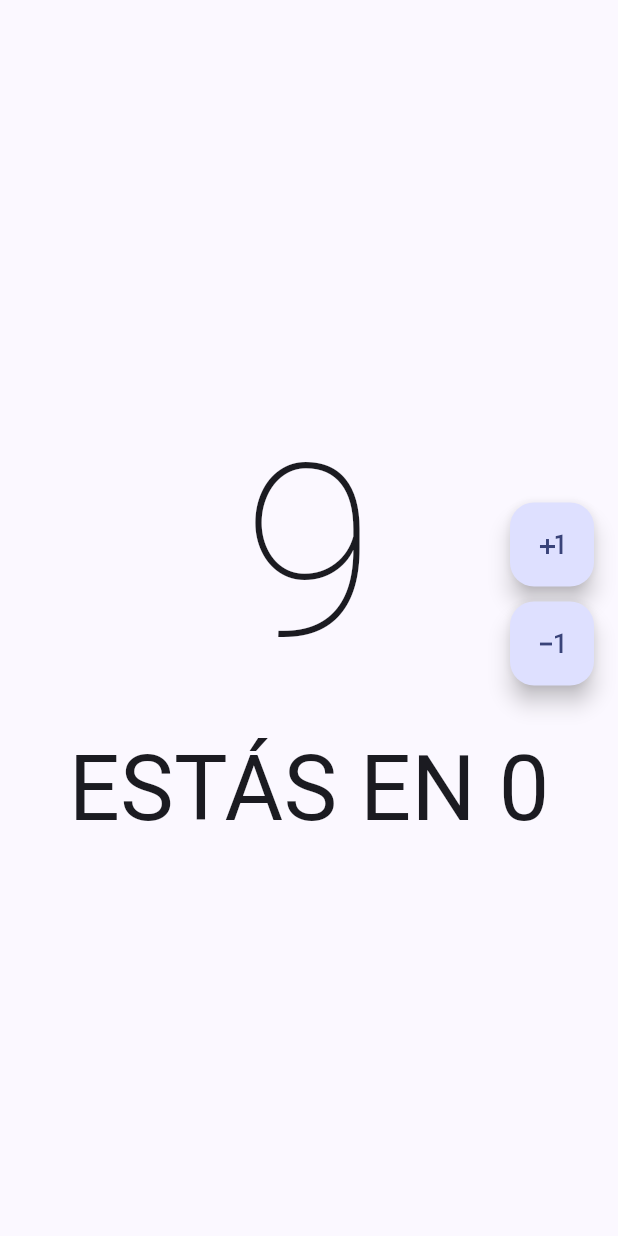
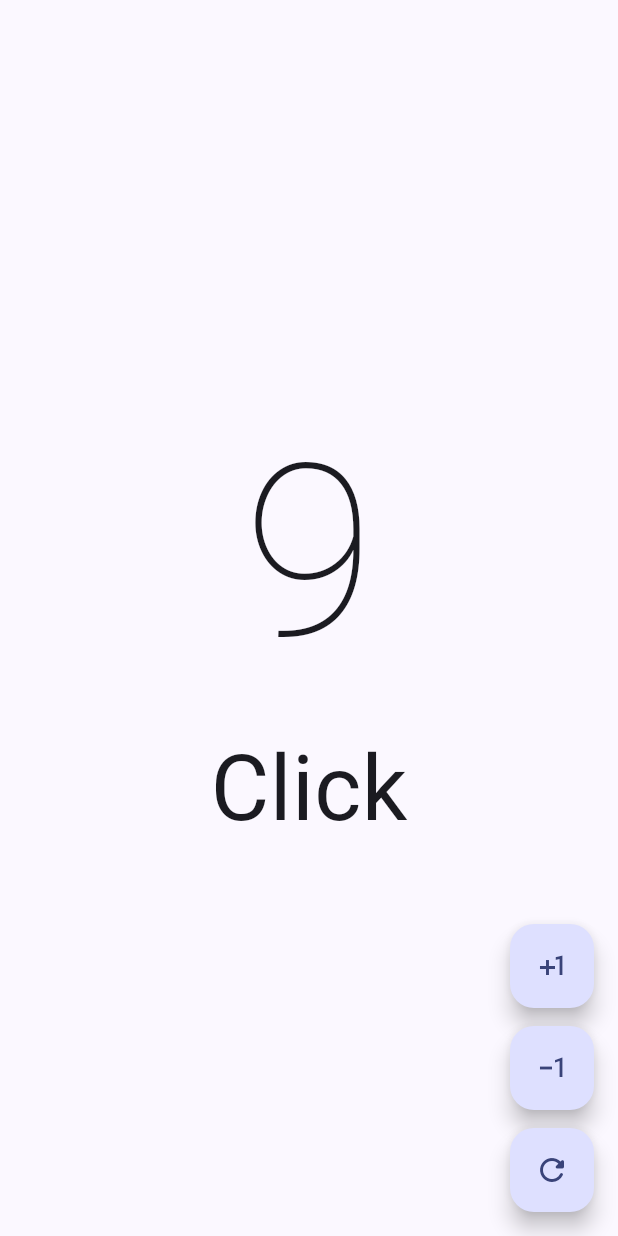
Before and after one commit to Guillermo-CM/counterApp, a Flutter app: the screen it shows after launch, after a tap on the "exposure minus 1" icon, on a phone screen of 412 x 824 dp. Run offline on Flutter 3.47's test engine with Material 2 defaults, Android fonts, the phone set to English and light mode, and no system bars.

Commit message:
Update: "Add Reset button"

```diff
--- a/lib/presentation/screens/counter/counter_screen.dart
+++ b/lib/presentation/screens/counter/counter_screen.dart
@@ -6,7 +6,7 @@ class Counter extends StatefulWidget {
 }
 class _CounterState extends State<Counter> {
   int countador = 10;
-  String textito = "Clicks";
+  String textito = "Click";
   @override
   Widget build(BuildContext context) {
     return Scaffold(
@@ -24,7 +24,7 @@ class _CounterState extends State<Counter> {
         ),
       ),
       floatingActionButton:Column(
-        mainAxisAlignment: MainAxisAlignment.center,
+        mainAxisAlignment: MainAxisAlignment.end,
         crossAxisAlignment: CrossAxisAlignment.end,
         children: [
           FloatingActionButton(
@@ -38,16 +38,25 @@ class _CounterState extends State<Counter> {
             },
               child: const Icon(Icons.plus_one),
           ),
-          const SizedBox(height: 10),
+          const SizedBox(height: 12),
           FloatingActionButton(
             onPressed: () {
                 setState(() {
-                if (countador > 0) {
+                if (countador == 0) {
+                  textito = "ESTÁS EN 0";
+                }else {
                   countador --;
-                  textito = "ESTÁS EN 0";
                   }
                 });
               }, child: const Icon(Icons.exposure_minus_1)),
+          const SizedBox(height: 12),
+          FloatingActionButton(
+          onPressed: () {
+            setState(() {
+              countador = 0;
+              textito = "Click";
+            });
+          }, child: const Icon(Icons.refresh_rounded))
         ],
       ),
     );
```
